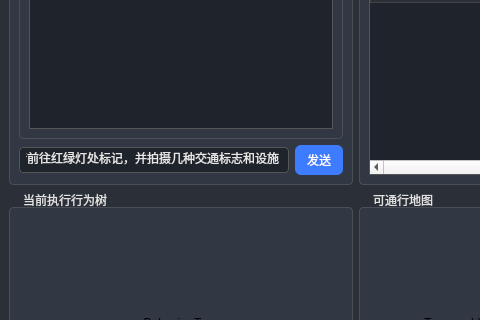
First picture: the form in app/window.ui, repository xyyandhtl/EmbodiedGenAgent, before the edit; both pictures show x 0 to 480 and y 320 to 640 of the 1150 by 790 pixel window.
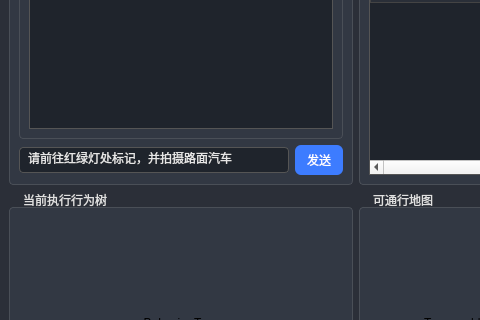
Second picture: the form after the edit.

Diff of the .ui file:
```diff
--- a/app/window.ui
+++ b/app/window.ui
@@ -178,7 +178,7 @@
          <item>
           <widget class="QLineEdit" name="instructionEdit">
            <property name="text">
-            <string>请前往红绿灯处标记，并拍摄几种交通标志和设施</string>
+            <string>请前往红绿灯处标记，并拍摄路面汽车</string>
            </property>
            <property name="placeholderText">
             <string>输入指令...</string>
```
